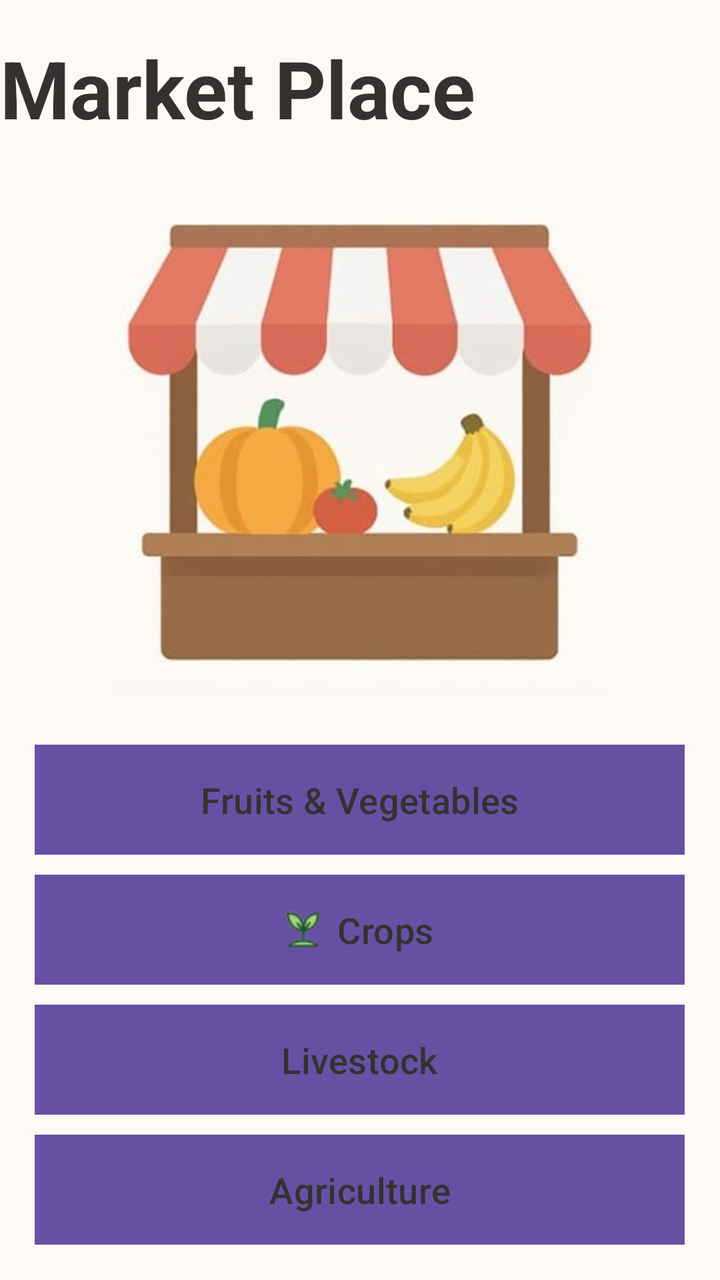
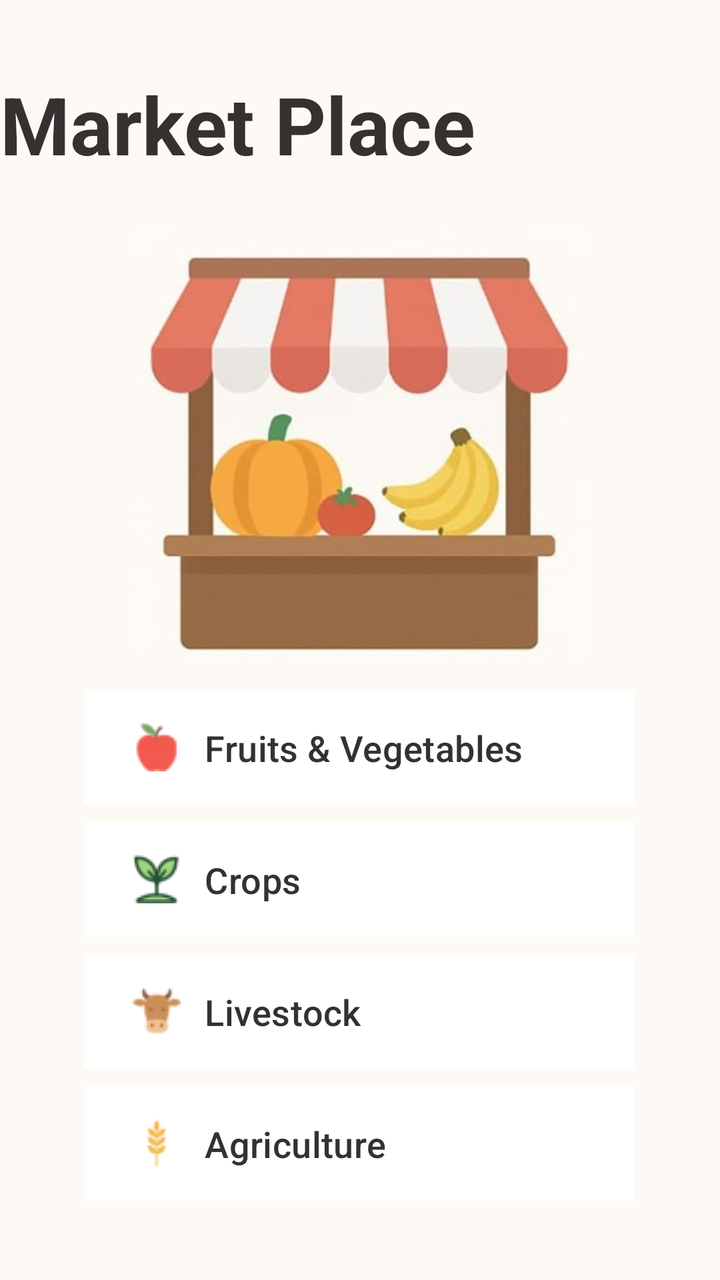

Two renders of the same Android screen: before a commit and after it. Below are the layout's source before the change and the commit's diff.
<!-- AndroidManifest.xml: application theme Theme.Sakha -->
<!-- res/layout/activity_market.xml -->
<?xml version="1.0" encoding="utf-8"?>
<LinearLayout xmlns:android="http://schemas.android.com/apk/res/android"
    xmlns:app="http://schemas.android.com/apk/res-auto"
    android:layout_width="match_parent"
    android:layout_height="match_parent"
    android:orientation="vertical"
    android:background="@color/market_bg"
    android:gravity="center"
    android:id="@+id/market">

    <TextView
        android:layout_width="match_parent"
        android:layout_height="55dp"
        android:text="@string/market_place"
        android:textAlignment="center"
        android:textSize="40sp"
        android:layout_marginBottom="25dp"
        android:textColor="@color/gray"
        android:textStyle="bold"/>

    <ImageView
        android:layout_width="250dp"
        android:layout_height="250dp"
        android:contentDescription="@string/market_place"
        android:src="@drawable/market_pfp"/>

    <com.google.android.material.button.MaterialButton
        android:id="@+id/fruits_and_vegetables"
        android:text="@string/fruitandvegetables"

        android:layout_marginTop="25dp"
        style="@style/market_stylePresets"/>

    <com.google.android.material.button.MaterialButton
        android:id="@+id/crops"
        android:text="@string/crops"
        app:iconTint="@null"
        app:icon="@drawable/crops_icon"
        app:iconGravity="textStart"
        app:iconPadding="8dp"
        style="@style/market_stylePresets"/>


    <com.google.android.material.button.MaterialButton
        android:id="@+id/livestock"
        android:text="@string/livestock"

        style="@style/market_stylePresets"/>

    <com.google.android.material.button.MaterialButton
        android:id="@+id/agriculture"
        android:text="@string/agriculture"

        style="@style/market_stylePresets"/>

</LinearLayout>
<!-- resources referenced by this layout -->
<resources>
  <color name="gray">#353131</color>
  <color name="market_bg">#FDFAF5</color>
  <!-- drawable crops_icon: png bitmap (drawable, 1504 bytes) -->
  <!-- drawable market_pfp: jpeg bitmap (drawable, 22528 bytes) -->
  <string name="agriculture">Agriculture</string>
  <string name="crops">Crops</string>
  <string name="fruitandvegetables">Fruits &amp; Vegetables</string>
  <string name="livestock">Livestock</string>
  <string name="market_place">Market Place</string>
  <style name="market_stylePresets">
          <item name="android:layout_width">325dp</item>
          <item name="android:layout_height">55dp</item>
          <item name="android:background">@color/white</item>
          <item name="android:textColor">@color/gray</item>
          <item name="android:textSize">18sp</item>
          <item name="android:elevation">10dp</item>
          <item name="android:layout_marginTop">10dp</item>
      </style>
  <style name="Theme.Sakha" parent="Base.Theme.Sakha" />
  <color name="white">#FFFFFFFF</color>
  <style name="Base.Theme.Sakha" parent="Theme.Material3.DayNight.NoActionBar">
          
          
      </style>
</resources>

<!-- the commit's change to res/layout/activity_market.xml (unified diff, before → after) -->
@@ -19,38 +19,54 @@
         android:textStyle="bold"/>
 
     <ImageView
-        android:layout_width="250dp"
-        android:layout_height="250dp"
+        android:layout_width="225dp"
+        android:layout_height="225dp"
         android:contentDescription="@string/market_place"
         android:src="@drawable/market_pfp"/>
 
     <com.google.android.material.button.MaterialButton
         android:id="@+id/fruits_and_vegetables"
         android:text="@string/fruitandvegetables"
-
-        android:layout_marginTop="25dp"
-        style="@style/market_stylePresets"/>
+        app:icon="@drawable/apple_icon"
+        app:iconGravity="textStart"
+        app:iconPadding="12dp"
+        app:iconSize="24dp"
+        app:iconTint="@null"
+        style="@style/market_stylePresets"
+        app:strokeWidth="0dp"/>
 
     <com.google.android.material.button.MaterialButton
         android:id="@+id/crops"
         android:text="@string/crops"
-        app:iconTint="@null"
         app:icon="@drawable/crops_icon"
         app:iconGravity="textStart"
-        app:iconPadding="8dp"
-        style="@style/market_stylePresets"/>
+        app:iconPadding="12dp"
+        app:iconSize="24dp"
+        app:iconTint="@null"
+        style="@style/market_stylePresets"
+        app:strokeWidth="0dp"/>
 
 
     <com.google.android.material.button.MaterialButton
         android:id="@+id/livestock"
         android:text="@string/livestock"
-
-        style="@style/market_stylePresets"/>
+        app:icon="@drawable/livestock_icon"
+        app:iconGravity="textStart"
+        app:iconPadding="12dp"
+        app:iconSize="24dp"
+        app:iconTint="@null"
+        style="@style/market_stylePresets"
+        app:strokeWidth="0dp"/>
 
     <com.google.android.material.button.MaterialButton
         android:id="@+id/agriculture"
         android:text="@string/agriculture"
-
-        style="@style/market_stylePresets"/>
+        app:icon="@drawable/agriculture_icon"
+        app:iconGravity="textStart"
+        app:iconPadding="12dp"
+        app:iconSize="24dp"
+        app:iconTint="@null"
+        style="@style/market_stylePresets"
+        app:strokeWidth="0dp"/>
 
 </LinearLayout>
<!-- resource entries referenced after the edit -->
@@ -2,7 +2,10 @@
 <resources>
   <color name="gray">#353131</color>
   <color name="market_bg">#FDFAF5</color>
+  <!-- drawable agriculture_icon: png bitmap (drawable, 827 bytes) -->
+  <!-- drawable apple_icon: png bitmap (drawable, 1059 bytes) -->
   <!-- drawable crops_icon: png bitmap (drawable, 1504 bytes) -->
+  <!-- drawable livestock_icon: png bitmap (drawable, 1201 bytes) -->
   <!-- drawable market_pfp: jpeg bitmap (drawable, 22528 bytes) -->
   <string name="agriculture">Agriculture</string>
   <string name="crops">Crops</string>
@@ -10,13 +13,17 @@
   <string name="livestock">Livestock</string>
   <string name="market_place">Market Place</string>
   <style name="market_stylePresets">
-          <item name="android:layout_width">325dp</item>
-          <item name="android:layout_height">55dp</item>
-          <item name="android:background">@color/white</item>
+          <item name="android:layout_width">275dp</item>
+          <item name="android:layout_height">65dp</item>
+          <item name="android:backgroundTint">@color/white</item>
           <item name="android:textColor">@color/gray</item>
           <item name="android:textSize">18sp</item>
           <item name="android:elevation">10dp</item>
-          <item name="android:layout_marginTop">10dp</item>
+          <item name="android:layout_marginTop">1dp</item>
+          <item name="android:gravity">start|center_vertical</item>
+          <item name="android:paddingStart">16dp</item>
+          <item name="android:paddingEnd">16dp</item>
+          <item name="cornerRadius">0dp</item>
       </style>
   <style name="Theme.Sakha" parent="Base.Theme.Sakha" />
   <color name="white">#FFFFFFFF</color>
